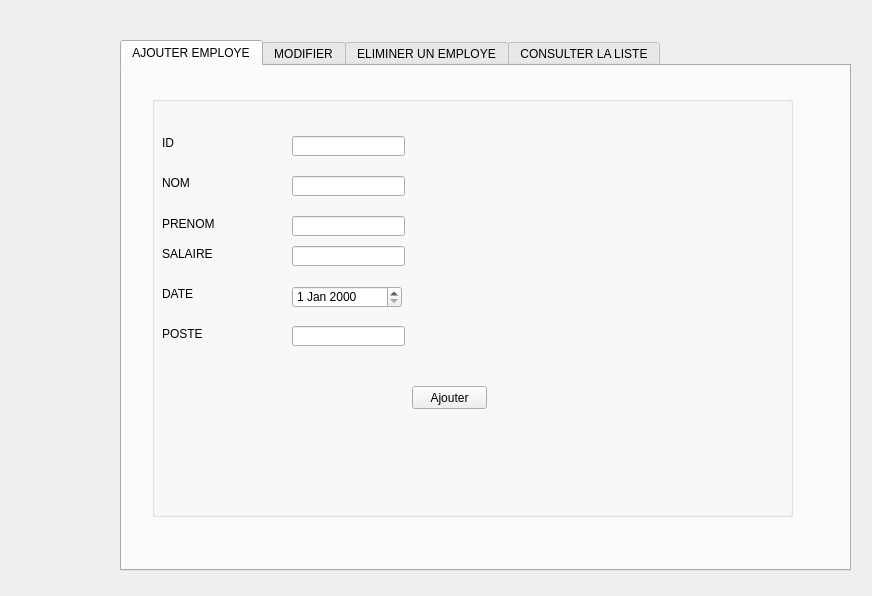
Above: Atelier_Connexionn/mainwindow.ui from Esprit-UP-Algo/projetcpp-2a39-smart-ecological-transport before the change. Below: the same form after it.
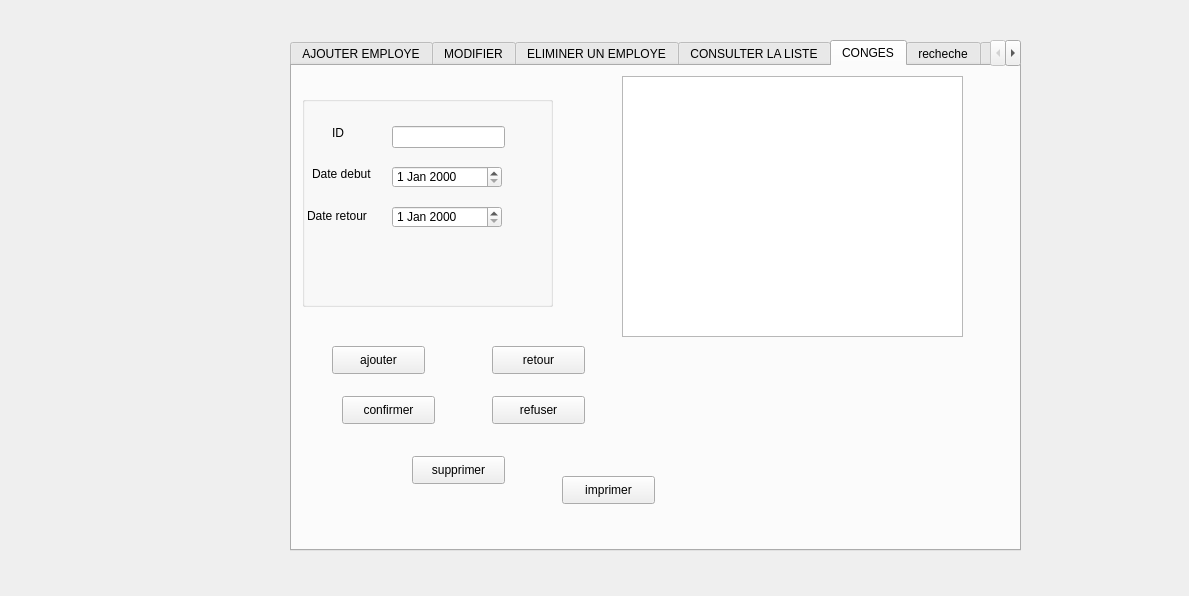
That is the form after the change. The open tabs and pages were chosen to show the change. Icons and pictures are not drawn.

Patch:
```diff
--- a/Atelier_Connexionn/mainwindow.ui
+++ b/Atelier_Connexionn/mainwindow.ui
@@ -6,7 +6,7 @@
    <rect>
     <x>0</x>
     <y>0</y>
-    <width>872</width>
+    <width>1189</width>
     <height>596</height>
    </rect>
   </property>
@@ -17,10 +17,10 @@
    <widget class="QTabWidget" name="tabWidget">
     <property name="geometry">
      <rect>
-      <x>120</x>
+      <x>290</x>
       <y>40</y>
       <width>731</width>
-      <height>531</height>
+      <height>511</height>
      </rect>
     </property>
     <property name="currentIndex">
@@ -170,16 +170,6 @@
         <string>POSTE</string>
        </property>
       </widget>
-      <widget class="QLineEdit" name="lineEdit_5">
-       <property name="geometry">
-        <rect>
-         <x>140</x>
-         <y>230</y>
-         <width>113</width>
-         <height>20</height>
-        </rect>
-       </property>
-      </widget>
       <widget class="QPushButton" name="pushButton_ajouter">
        <property name="geometry">
         <rect>
@@ -433,6 +423,207 @@
       </property>
      </widget>
     </widget>
+    <widget class="QWidget" name="tab_3">
+     <attribute name="title">
+      <string>CONGES</string>
+     </attribute>
+     <widget class="QGroupBox" name="groupBox">
+      <property name="geometry">
+       <rect>
+        <x>10</x>
+        <y>30</y>
+        <width>251</width>
+        <height>211</height>
+       </rect>
+      </property>
+      <property name="title">
+       <string/>
+      </property>
+      <widget class="QLabel" name="ID_5">
+       <property name="geometry">
+        <rect>
+         <x>30</x>
+         <y>30</y>
+         <width>47</width>
+         <height>13</height>
+        </rect>
+       </property>
+       <property name="text">
+        <string>ID</string>
+       </property>
+      </widget>
+      <widget class="QLineEdit" name="lineEdit_5">
+       <property name="geometry">
+        <rect>
+         <x>90</x>
+         <y>30</y>
+         <width>113</width>
+         <height>22</height>
+        </rect>
+       </property>
+      </widget>
+      <widget class="QDateEdit" name="dateEdit_2">
+       <property name="geometry">
+        <rect>
+         <x>90</x>
+         <y>70</y>
+         <width>110</width>
+         <height>22</height>
+        </rect>
+       </property>
+      </widget>
+      <widget class="QDateEdit" name="dateEdit_4">
+       <property name="geometry">
+        <rect>
+         <x>90</x>
+         <y>110</y>
+         <width>110</width>
+         <height>22</height>
+        </rect>
+       </property>
+      </widget>
+      <widget class="QLabel" name="label_2">
+       <property name="geometry">
+        <rect>
+         <x>10</x>
+         <y>70</y>
+         <width>71</width>
+         <height>16</height>
+        </rect>
+       </property>
+       <property name="text">
+        <string>Date debut</string>
+       </property>
+      </widget>
+      <widget class="QLabel" name="label_3">
+       <property name="geometry">
+        <rect>
+         <x>5</x>
+         <y>110</y>
+         <width>71</width>
+         <height>20</height>
+        </rect>
+       </property>
+       <property name="text">
+        <string>Date retour</string>
+       </property>
+      </widget>
+     </widget>
+     <widget class="QTableView" name="tableView_2">
+      <property name="geometry">
+       <rect>
+        <x>330</x>
+        <y>10</y>
+        <width>341</width>
+        <height>261</height>
+       </rect>
+      </property>
+     </widget>
+     <widget class="QPushButton" name="confirmer">
+      <property name="geometry">
+       <rect>
+        <x>50</x>
+        <y>330</y>
+        <width>93</width>
+        <height>28</height>
+       </rect>
+      </property>
+      <property name="text">
+       <string>confirmer</string>
+      </property>
+     </widget>
+     <widget class="QPushButton" name="pushButton_2">
+      <property name="geometry">
+       <rect>
+        <x>200</x>
+        <y>330</y>
+        <width>93</width>
+        <height>28</height>
+       </rect>
+      </property>
+      <property name="text">
+       <string>refuser</string>
+      </property>
+     </widget>
+     <widget class="QPushButton" name="pushButton_22">
+      <property name="geometry">
+       <rect>
+        <x>270</x>
+        <y>410</y>
+        <width>93</width>
+        <height>28</height>
+       </rect>
+      </property>
+      <property name="text">
+       <string>imprimer</string>
+      </property>
+     </widget>
+     <widget class="QPushButton" name="pushButton_3">
+      <property name="geometry">
+       <rect>
+        <x>40</x>
+        <y>280</y>
+        <width>93</width>
+        <height>28</height>
+       </rect>
+      </property>
+      <property name="text">
+       <string>ajouter</string>
+      </property>
+     </widget>
+     <widget class="QPushButton" name="supp">
+      <property name="geometry">
+       <rect>
+        <x>120</x>
+        <y>390</y>
+        <width>93</width>
+        <height>28</height>
+       </rect>
+      </property>
+      <property name="text">
+       <string>supprimer</string>
+      </property>
+     </widget>
+     <widget class="QPushButton" name="pushButton_4">
+      <property name="geometry">
+       <rect>
+        <x>200</x>
+        <y>280</y>
+        <width>93</width>
+        <height>28</height>
+       </rect>
+      </property>
+      <property name="text">
+       <string>retour</string>
+      </property>
+     </widget>
+    </widget>
+    <widget class="QWidget" name="tab_4">
+     <attribute name="title">
+      <string>recheche</string>
+     </attribute>
+    </widget>
+    <widget class="QWidget" name="tab_5">
+     <attribute name="title">
+      <string>Page</string>
+     </attribute>
+    </widget>
+   </widget>
+   <widget class="QLabel" name="label">
+    <property name="geometry">
+     <rect>
+      <x>120</x>
+      <y>40</y>
+      <width>181</width>
+      <height>531</height>
+     </rect>
+    </property>
+    <property name="text">
+     <string/>
+    </property>
+    <property name="pixmap">
+     <pixmap>../../../OneDrive/Bureau/Capture d’écran 2023-11-01 174534.png</pixmap>
+    </property>
    </widget>
   </widget>
  </widget>
```
Left out of the diff: 90 changed lines with no effect on the pictures.
